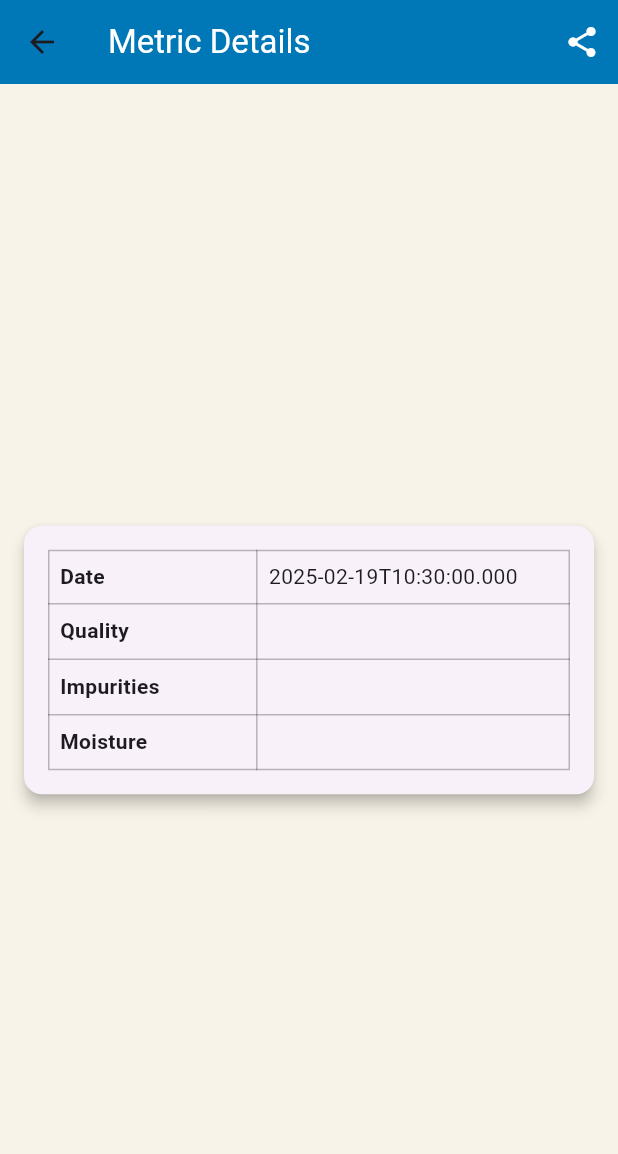
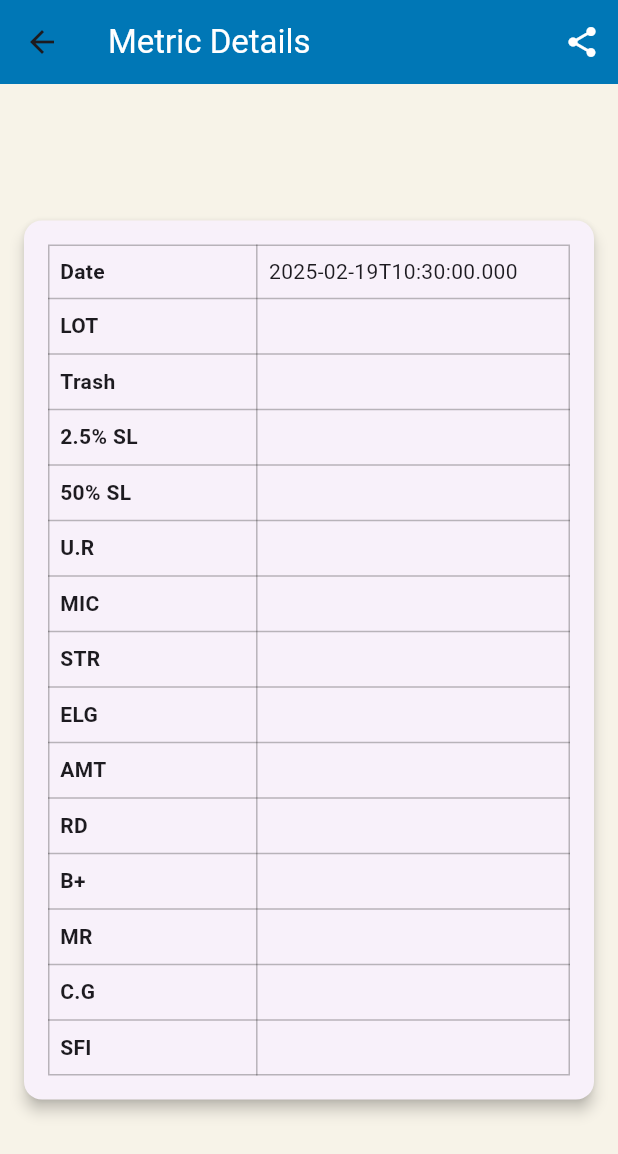
Before and after one commit to mrabdulla3/Cottonist, a Flutter app: the MetricDetailPage screen opened directly with empty values, on a phone screen of 412 x 824 dp. Shown: the top 1154 px of the screen. Run offline on Flutter 3.47's test engine with Material 3 defaults, Android fonts, the phone set to English and light mode, and no system bars; our stand-ins replace get, image_picker, share_plus; missing offline and left inert: qr_code_scanner_plus.

Commit message:
show metrics functionality implemented

```diff
--- a/lib/views/director/metrics_detailed_page.dart
+++ b/lib/views/director/metrics_detailed_page.dart
@@ -2,7 +2,6 @@ import 'package:flutter/material.dart';
 import 'package:share_plus/share_plus.dart';
 
 class MetricDetailPage extends StatelessWidget {
-
   final Map<String, dynamic> metric;
 
   const MetricDetailPage({super.key, required this.metric});
@@ -48,10 +47,23 @@ class MetricDetailPage extends StatelessWidget {
                 1: FlexColumnWidth(3)
               },
               children: [
-                _buildTableRow("Date", metric["date"]),
-                _buildTableRow("Quality", metric["quality"]),
-                _buildTableRow("Impurities", metric["impurities"]),
-                _buildTableRow("Moisture", metric["moisture"]),
+                _buildTableRow("Date", metric["upload_date"]),
+                _buildTableRow("LOT", metric["lot"].toString()),
+                _buildTableRow("Trash", metric["trash"].toString()),
+                _buildTableRow(
+                    "2.5% SL", metric["prediction"]["2.5%sl"].toString()),
+                _buildTableRow(
+                    "50% SL", metric["prediction"]["50%sl"].toString()),
+                _buildTableRow("U.R", metric["prediction"]["U.R"].toString()),
+                _buildTableRow("MIC", metric["prediction"]["MIC"].toString()),
+                _buildTableRow("STR", metric["prediction"]["Str"].toString()),
+                _buildTableRow("ELG", metric["prediction"]["Elg"].toString()),
+                _buildTableRow("AMT", metric["prediction"]["amt"].toString()),
+                _buildTableRow("RD", metric["prediction"]["Rd"].toString()),
+                _buildTableRow("B+", metric["prediction"]["b+"].toString()),
+                _buildTableRow("MR", metric["prediction"]["MR"].toString()),
+                _buildTableRow("C.G", metric["prediction"]["C.G"].toString()),
+                _buildTableRow("SFI", metric["prediction"]["SFI"].toString()),
               ],
             ),
           ),
```
Also changed, not shown: lib/controller/showMetrics_controller.dart (+17 -16 lines), lib/views/director/showMetrics_screen.dart (+22 -10 lines).
